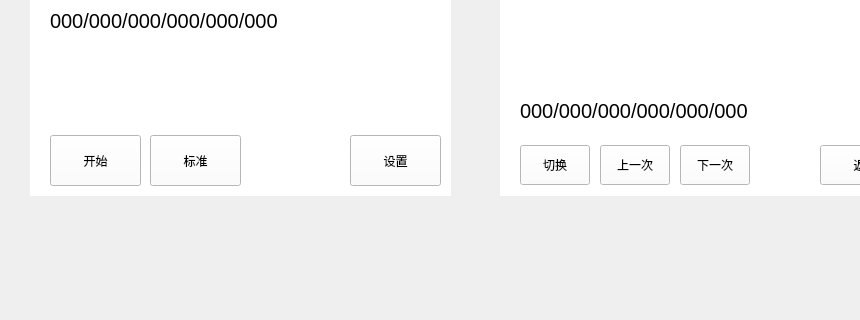
1996zjun/foutinone, file particlecountertest.ui: the form before one commit; both pictures show x 0 to 860 and y 315 to 635 of the 1024 by 768 pixel window.
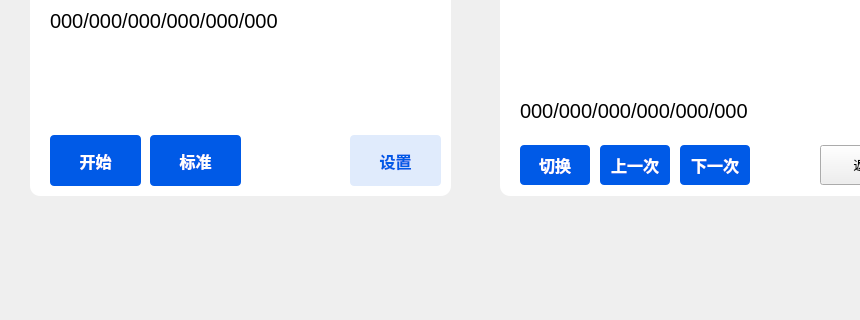
The form after the commit.

```diff
--- a/particlecountertest.ui
+++ b/particlecountertest.ui
@@ -13,7 +13,7 @@
   <property name="windowTitle">
    <string>样品测量</string>
   </property>
-  <widget class="QWidget" name="widget" native="true">
+  <widget class="QWidget" name="boxWidget" native="true">
    <property name="geometry">
     <rect>
      <x>30</x>
@@ -23,7 +23,10 @@
     </rect>
    </property>
    <property name="styleSheet">
-    <string notr="true">background: #fff;</string>
+    <string notr="true">#boxWidget {
+background: #fff;
+border-radius: 10px
+}</string>
    </property>
    <widget class="QWidget" name="widget_2" native="true">
     <property name="geometry">
@@ -145,6 +148,17 @@
       <height>51</height>
      </rect>
     </property>
+    <property name="styleSheet">
+     <string notr="true">QPushButton {
+background: #005AE7;
+border-radius: 4px;
+font-weight: 800;
+font-size: 16px;
+color: #FFFFFE;
+text-align: center;
+font-style: normal;
+}</string>
+    </property>
     <property name="text">
      <string>开始</string>
     </property>
@@ -158,6 +172,17 @@
       <height>51</height>
      </rect>
     </property>
+    <property name="styleSheet">
+     <string notr="true">QPushButton {
+background: #005AE7;
+border-radius: 4px;
+font-weight: 800;
+font-size: 16px;
+color: #FFFFFE;
+text-align: center;
+font-style: normal;
+}</string>
+    </property>
     <property name="text">
      <string>标准</string>
     </property>
@@ -171,12 +196,23 @@
       <height>51</height>
      </rect>
     </property>
+    <property name="styleSheet">
+     <string notr="true">QPushButton {
+background: #E0EBFC;
+border-radius: 4px;
+font-weight: 800;
+font-size: 16px;
+color: #005AE7;
+text-align: center;
+font-style: normal;
+}</string>
+    </property>
     <property name="text">
      <string>设置</string>
     </property>
    </widget>
   </widget>
-  <widget class="QWidget" name="widget_3" native="true">
+  <widget class="QWidget" name="boxWidget2" native="true">
    <property name="geometry">
     <rect>
      <x>500</x>
@@ -186,7 +222,10 @@
     </rect>
    </property>
    <property name="styleSheet">
-    <string notr="true">background: #fff;</string>
+    <string notr="true">#boxWidget2{
+background: #fff;
+border-radius: 10px
+}</string>
    </property>
    <widget class="QWidget" name="widget_4" native="true">
     <property name="geometry">
@@ -308,6 +347,17 @@
       <height>40</height>
      </rect>
     </property>
+    <property name="styleSheet">
+     <string notr="true">QPushButton {
+background: #005AE7;
+border-radius: 4px;
+font-weight: 800;
+font-size: 16px;
+color: #FFFFFE;
+text-align: center;
+font-style: normal;
+}</string>
+    </property>
     <property name="text">
      <string>切换</string>
     </property>
@@ -321,6 +371,17 @@
       <height>40</height>
      </rect>
     </property>
+    <property name="styleSheet">
+     <string notr="true">QPushButton {
+background: #005AE7;
+border-radius: 4px;
+font-weight: 800;
+font-size: 16px;
+color: #FFFFFE;
+text-align: center;
+font-style: normal;
+}</string>
+    </property>
     <property name="text">
      <string>上一次</string>
     </property>
@@ -347,6 +408,17 @@
       <height>40</height>
      </rect>
     </property>
+    <property name="styleSheet">
+     <string notr="true">QPushButton {
+background: #005AE7;
+border-radius: 4px;
+font-weight: 800;
+font-size: 16px;
+color: #FFFFFE;
+text-align: center;
+font-style: normal;
+}</string>
+    </property>
     <property name="text">
      <string>下一次</string>
     </property>
```
